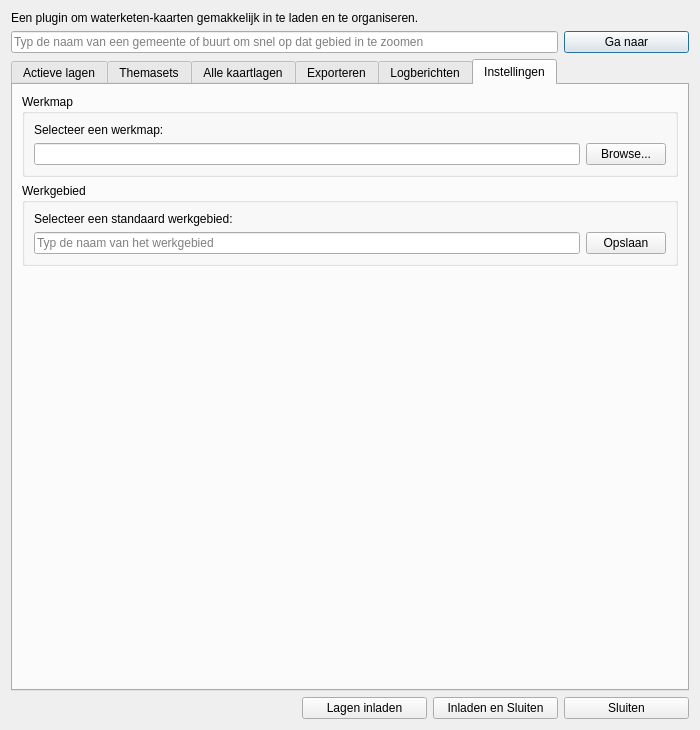
Above: gui/nad_maps_dialog_base.ui from NAD-Dataplatform/NADmaps before the change. Below: the same form after it.
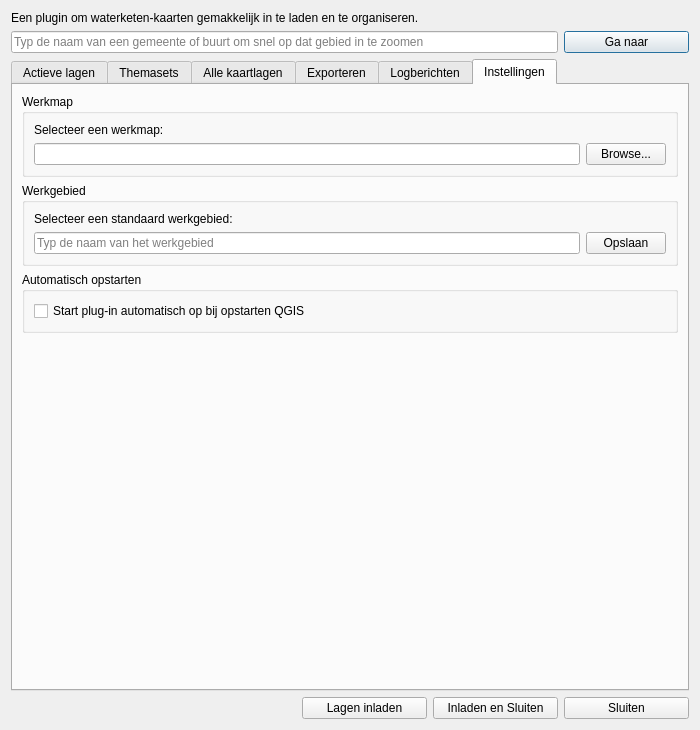
That is the form after the change. The open tabs and pages were chosen to show the change.

Commit message: autostart and plug-in as DockWidget

```diff
--- a/gui/nad_maps_dialog_base.ui
+++ b/gui/nad_maps_dialog_base.ui
@@ -866,6 +866,22 @@
          </layout>
         </widget>
        </item>
+       <item>
+        <widget class="QGroupBox" name="groupBoxAutoStart">
+         <property name="title">
+          <string>Automatisch opstarten</string>
+         </property>
+         <layout class="QHBoxLayout" name="horizontalLayout_6">
+          <item>
+           <widget class="QCheckBox" name="checkBox_AutoStart">
+            <property name="text">
+             <string>Start plug-in automatisch op bij opstarten QGIS</string>
+            </property>
+           </widget>
+          </item>
+         </layout>
+        </widget>
+       </item>
        <item>
         <spacer name="verticalSpacer">
          <property name="orientation">
```
Left out of the diff: 2 changed lines with no effect on the pictures. The commit also changes 2 other files.
